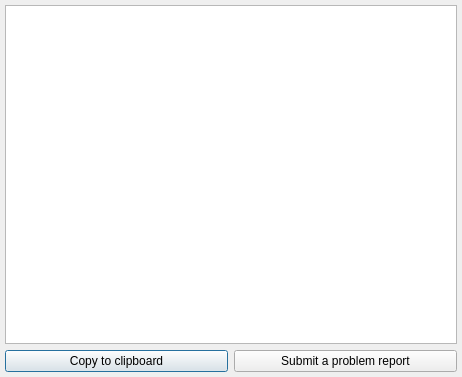
Qt form PatternPaint/systeminformation.ui (Blinkinlabs/PatternPaint) before a commit.
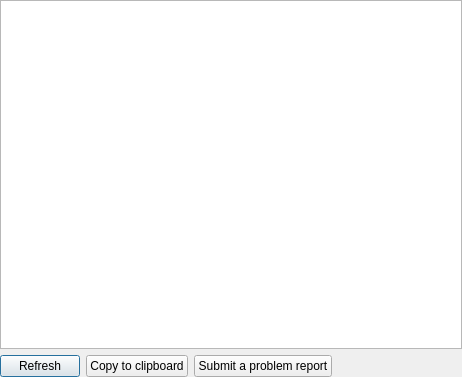
The same form after that commit.

Commit message: Add refresh feature to systeminformation display, update look

What changed in the file:
```diff
--- a/PatternPaint/systeminformation.ui
+++ b/PatternPaint/systeminformation.ui
@@ -15,16 +15,16 @@
   </property>
   <layout class="QVBoxLayout" name="verticalLayout_2">
    <property name="leftMargin">
-    <number>5</number>
+    <number>0</number>
    </property>
    <property name="topMargin">
-    <number>5</number>
+    <number>0</number>
    </property>
    <property name="rightMargin">
-    <number>5</number>
+    <number>0</number>
    </property>
    <property name="bottomMargin">
-    <number>5</number>
+    <number>0</number>
    </property>
    <item>
     <widget class="QTextBrowser" name="infoBrowser">
@@ -38,6 +38,13 @@
    </item>
    <item>
     <layout class="QHBoxLayout" name="horizontalLayout">
+     <item>
+      <widget class="QPushButton" name="refresh">
+       <property name="text">
+        <string>Refresh</string>
+       </property>
+      </widget>
+     </item>
      <item>
       <widget class="QPushButton" name="copyToClipboard">
        <property name="text">
@@ -52,6 +59,19 @@
        </property>
       </widget>
      </item>
+     <item>
+      <spacer name="horizontalSpacer">
+       <property name="orientation">
+        <enum>Qt::Horizontal</enum>
+       </property>
+       <property name="sizeHint" stdset="0">
+        <size>
+         <width>40</width>
+         <height>20</height>
+        </size>
+       </property>
+      </spacer>
+     </item>
     </layout>
    </item>
   </layout>
```
The commit also changes 2 other files.
